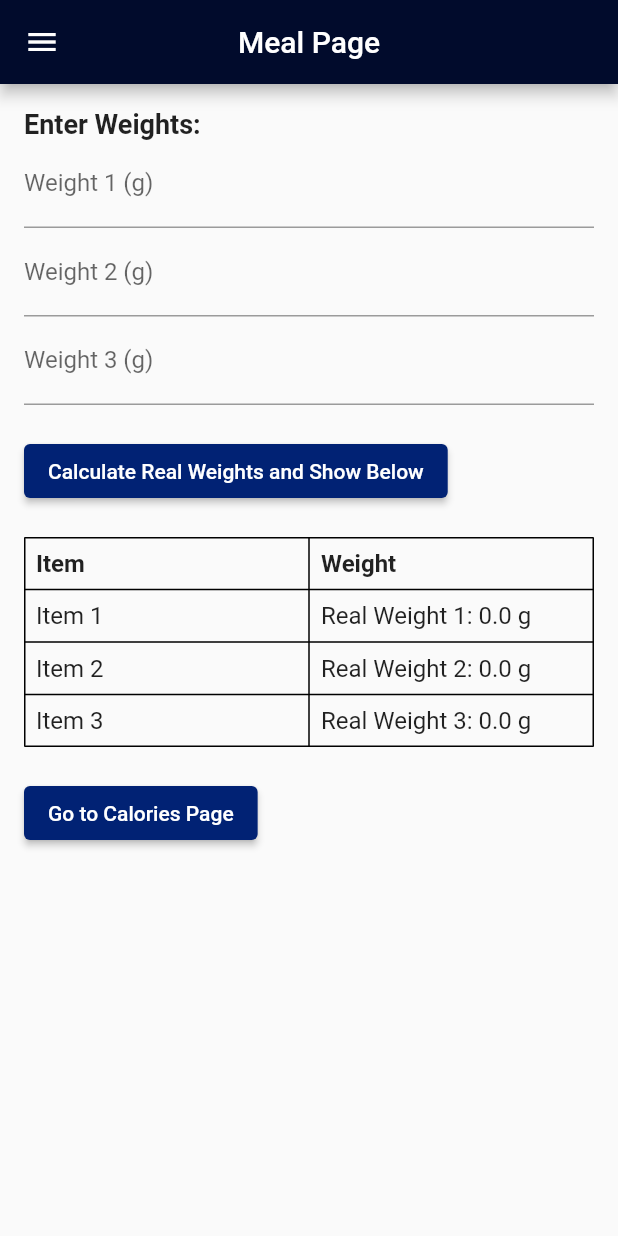
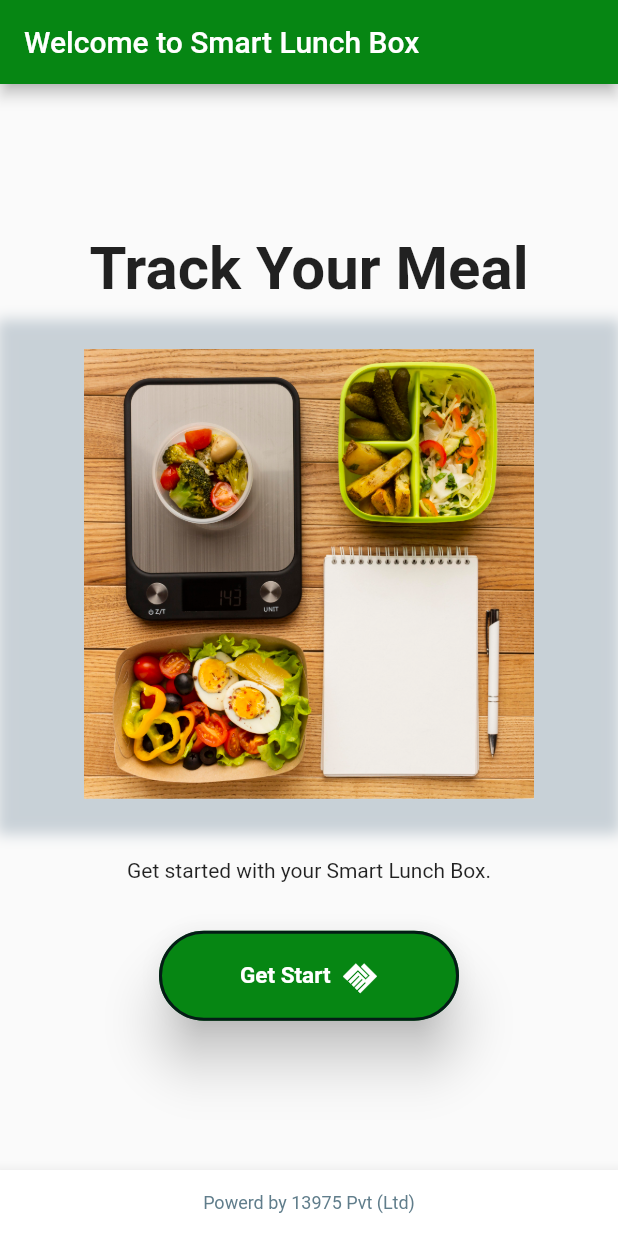
Before and after one commit to Thameera08/smart_lunch_box, a Flutter app: the screen it shows after launch, on a phone screen of 412 x 824 dp. Run offline on Flutter 3.47's test engine with Material 2 defaults, Android fonts, the phone set to English and light mode, and no system bars; our stand-ins replace firebase_core; missing offline and left inert: flutter_animated_button; accounts and stored records are empty.

Commit message:
add pages

```diff
--- a/lib/main.dart
+++ b/lib/main.dart
@@ -1,6 +1,6 @@
 import 'package:flutter/material.dart';
 import 'package:smart_lunch_box/components/colors.dart';
-import 'package:smart_lunch_box/screen/home.dart';
+import 'package:smart_lunch_box/screen/get_start_page.dart';
 
 void main() {
   runApp(const MyApp());
@@ -18,7 +18,7 @@ class MyApp extends StatelessWidget {
         primaryColor: Colors.black54,
         primarySwatch: customMaterialColor,
       ),
-      home: MealWeightEntryPage(),
+      home: const StartPage(),
     );
   }
 }
--- /dev/null
+++ b/lib/screen/get_start_page.dart
@@ -0,0 +1,107 @@
+import 'package:flutter/material.dart';
+import 'package:smart_lunch_box/screen/home.dart';
+
+class StartPage extends StatelessWidget {
+  const StartPage({super.key});
+
+  @override
+  Widget build(BuildContext context) {
+    return Scaffold(
+      appBar: AppBar(title: Text('Welcome to Smart Lunch Box')),
+      body: Center(
+        child: Column(
+          mainAxisAlignment: MainAxisAlignment.center,
+          children: [
+            Text(
+              "Track Your Meal",
+              style: TextStyle(
+                fontSize: 40,
+                fontWeight: FontWeight.bold,
+              ),
+            ),
+            SizedBox(
+              height: 10,
+            ),
+            Container(
+              padding: const EdgeInsets.all(20.0),
+              decoration: BoxDecoration(
+                boxShadow: [
+                  BoxShadow(
+                    // ignore: prefer_const_constructors
+                    color: Color.fromARGB(255, 2, 44, 76)
+                        .withOpacity(0.2), // Color and opacity of the shadow
+                    spreadRadius: 2, // Spread radius of the shadow
+                    blurRadius: 7, // Blur radius of the shadow
+                    // ignore: prefer_const_constructors
+                    offset: Offset(0, 2), // Offset of the shadow
+                  ),
+                ],
+              ),
+              child: ClipRRect(
+                borderRadius:
+                    BorderRadius.circular(30.0), // Rounded border for the Image
+                child: Image.asset(
+                  "assets/images/startimg.jpg",
+                  width: 400,
+                  height: 300,
+                ),
+              ),
+            ),
+            // Make sure to replace with your actual icon
+            SizedBox(height: 20),
+            Text('Get started with your Smart Lunch Box.\n\n'),
+
+            SizedBox(
+              child: Directionality(
+                textDirection: TextDirection.rtl,
+                child: ElevatedButton.icon(
+                  icon: Icon(Icons.handshake_sharp),
+                  label: Text("Get Start"),
+                  onPressed: () {
+                    Navigator.push(
+                      context,
+                      MaterialPageRoute(
+                          builder: (context) => MealWeightEntryPage()),
+                    );
+                  },
+                  style: ElevatedButton.styleFrom(
+                      padding: EdgeInsets.all(20),
+                      fixedSize: Size(200, 60),
+                      textStyle: TextStyle(
+                        fontSize: 15,
+                        fontWeight: FontWeight.bold,
+                      ),
+                      elevation: 15,
+                      //shadowColor: Color.fromARGB(255, 8, 19, 55),
+                      side: BorderSide(
+                          color: Color.fromARGB(221, 4, 12, 22), width: 2),
+                      alignment: Alignment.center,
+                      shape: StadiumBorder()),
+                ),
+              ),
+            ),
+          ],
+        ),
+      ),
+      bottomNavigationBar: const BottomAppBar(
+        child: Row(
+          children: [
+            Expanded(
+              child: Padding(
+                padding: EdgeInsets.all(15.0),
+                child: Text(
+                  "Powerd by 13975 Pvt (Ltd)",
+                  textAlign: TextAlign.center,
+                  style: TextStyle(
+                    fontSize: 12,
+                    color: Colors.blueGrey,
+                  ),
+                ),
+              ),
+            ),
+          ],
+        ),
+      ),
+    );
+  }
+}
--- a/pubspec.yaml
+++ b/pubspec.yaml
@@ -38,6 +38,7 @@ dependencies:
   curved_navigation_bar: ^1.0.3
   firebase_auth: ^4.10.0
   firebase_core: ^2.16.0
+  flutter_animated_button: ^2.0.3
 
 dev_dependencies:
   flutter_test:
@@ -62,9 +63,8 @@ flutter:
   uses-material-design: true
 
   # To add assets to your application, add an assets section, like this:
-  # assets:
-  #   - images/a_dot_burr.jpeg
-  #   - images/a_dot_ham.jpeg
+  assets:
+    - assets/images/
 
   # An image asset can refer to one or more resolution-specific "variants", see
   # https://flutter.dev/assets-and-images/#resolution-aware
```
Also changed, not shown: lib/components/colors.dart (+5 -3 lines), lib/screen/calories_page.dart (+73 -29 lines), lib/screen/home.dart (+22 -5 lines), lib/screen/total_page.dart (added, +78 -0 lines), assets/images/start.jpg (added), assets/images/startimg.jpg (added), pubspec.lock.
